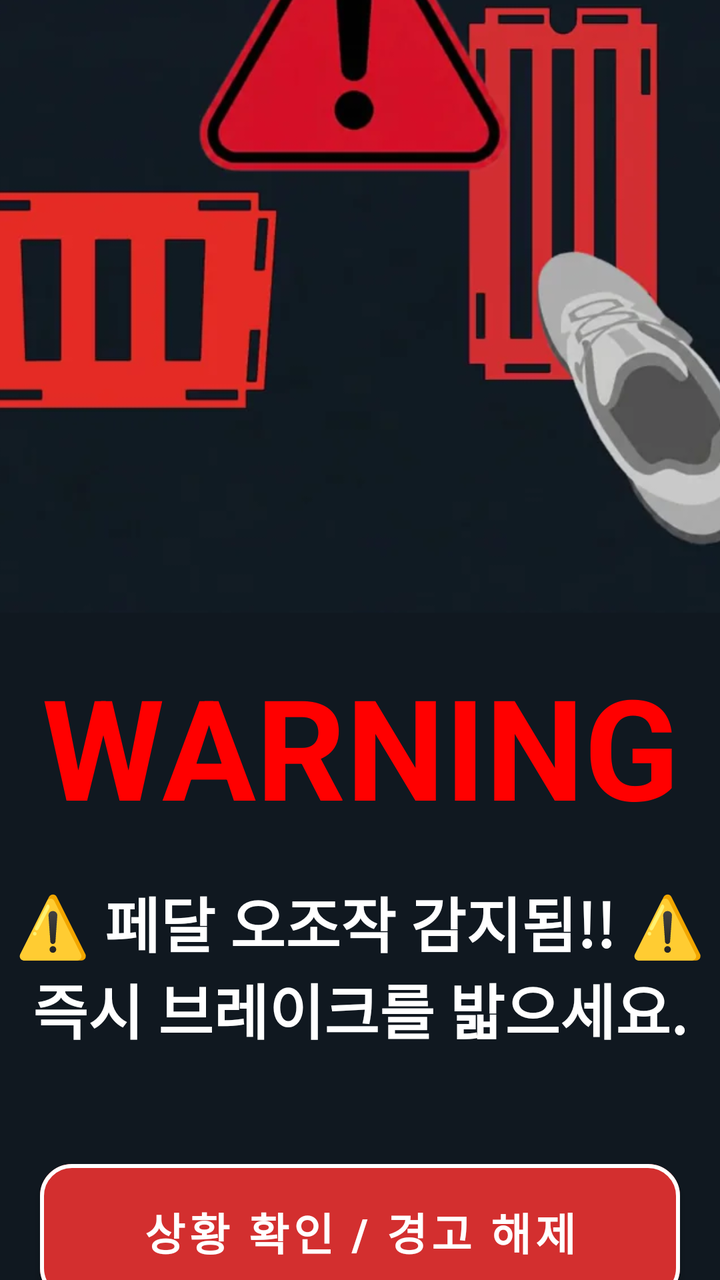
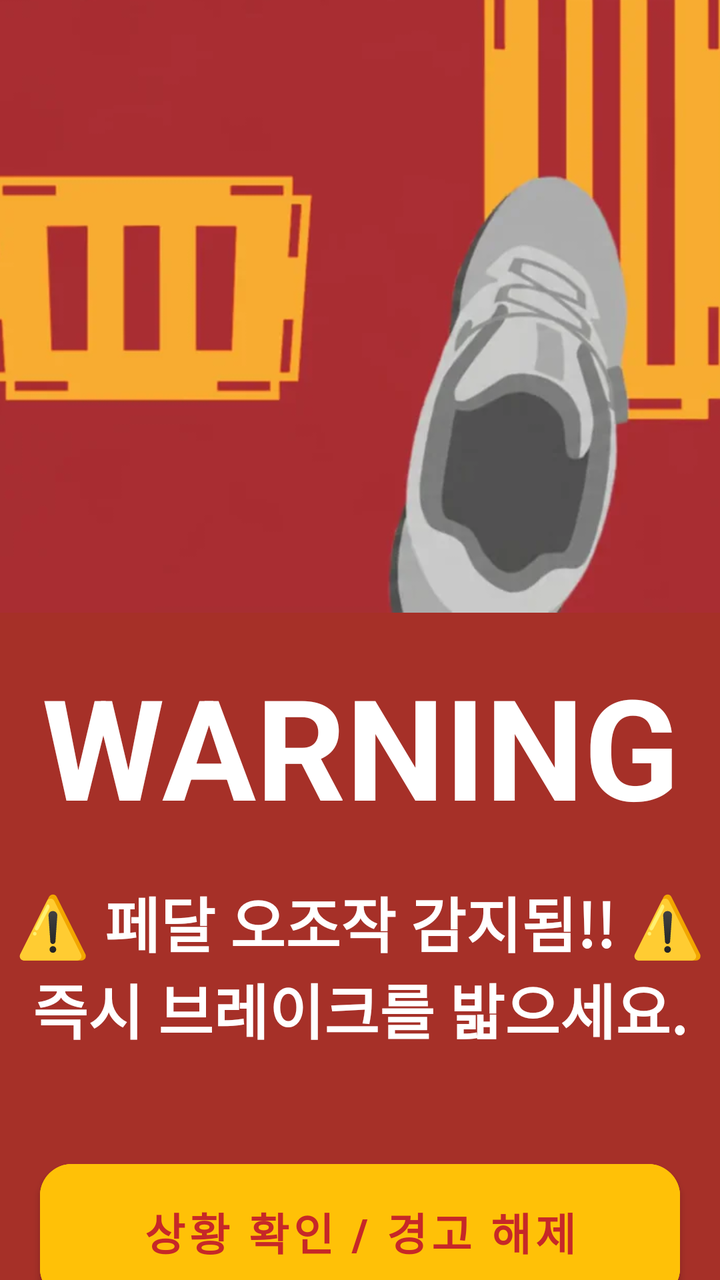

Screens rendered from an Android XML layout before and after an edit, with the pre-edit source and the edit as a unified diff.
<!-- AndroidManifest.xml: activity theme Theme.MaterialComponents.DayNight.NoActionBar -->
<!-- res/layout/activity_critical.xml -->
<?xml version="1.0" encoding="utf-8"?>
<androidx.constraintlayout.widget.ConstraintLayout
    xmlns:android="http://schemas.android.com/apk/res/android"
    xmlns:app="http://schemas.android.com/apk/res-auto"
    android:layout_width="match_parent"
    android:layout_height="match_parent"
    android:background="#1A0000"
    android:keepScreenOn="true">
  <View
      android:layout_width="match_parent"
      android:layout_height="match_parent"
      android:background="@color/bg_dark" />

  <ImageView
      android:id="@+id/ivCriticalIcon"
      android:layout_width="508dp"
      android:layout_height="372dp"
      android:src="@drawable/warning_red_blink"
      app:layout_constraintBottom_toTopOf="@+id/tvWarningTitle"
      app:layout_constraintEnd_toEndOf="parent"
      app:layout_constraintStart_toStartOf="parent"
      app:layout_constraintTop_toTopOf="parent"
      app:layout_constraintVertical_chainStyle="packed" app:layout_constraintHorizontal_bias="0.496"/>
  <TextView
      android:id="@+id/tvWarningTitle"
      android:layout_width="wrap_content"
      android:layout_height="wrap_content"
      android:layout_marginTop="20dp"
      android:gravity="center"
      android:text=" WARNING "
      android:textColor="#FF0000"
      android:textSize="70sp"
      android:textStyle="bold"
      app:layout_constraintBottom_toTopOf="@+id/tvWarningSub"
      app:layout_constraintEnd_toEndOf="parent"
      app:layout_constraintStart_toStartOf="parent"
      app:layout_constraintTop_toBottomOf="@id/ivCriticalIcon" />

  <TextView
      android:id="@+id/tvWarningSub"
      android:layout_width="wrap_content"
      android:layout_height="wrap_content"
      android:layout_marginTop="20dp"
      android:text="⚠️ 페달 오조작 감지됨!! ⚠️\n즉시 브레이크를 밟으세요."
      android:textColor="#FFFFFF"
      android:textSize="30sp"
      android:textStyle="bold"
      android:gravity="center"
      app:layout_constraintBottom_toTopOf="@+id/btnDismiss"
      app:layout_constraintEnd_toEndOf="parent"
      app:layout_constraintStart_toStartOf="parent"
      app:layout_constraintTop_toBottomOf="@id/tvWarningTitle" />

  <com.google.android.material.button.MaterialButton
      android:id="@+id/btnDismiss"
      android:layout_width="0dp"
      android:layout_height="80dp"
      android:layout_marginHorizontal="20dp"
      android:layout_marginTop="50dp"
      android:layout_marginBottom="50dp"
      android:backgroundTint="#D32F2F"
      android:text="상황 확인 / 경고 해제"
      android:textColor="#FFFFFF"
      android:textSize="22sp"
      android:textStyle="bold"
      app:cornerRadius="16dp"
      app:strokeColor="#FFFFFF"
      app:strokeWidth="2dp"
      app:layout_constraintBottom_toBottomOf="parent"
      app:layout_constraintEnd_toEndOf="parent"
      app:layout_constraintStart_toStartOf="parent"
      app:layout_constraintTop_toBottomOf="@id/tvWarningSub" />

</androidx.constraintlayout.widget.ConstraintLayout>
<!-- resources referenced by this layout -->
<resources>
  <color name="bg_dark">#101820</color>
  <!-- drawable warning_red_blink: webp bitmap (drawable, 1025536 bytes) -->
</resources>

<!-- the commit's change to res/layout/activity_critical.xml (unified diff, before → after) -->
@@ -4,12 +4,11 @@
     xmlns:app="http://schemas.android.com/apk/res-auto"
     android:layout_width="match_parent"
     android:layout_height="match_parent"
-    android:background="#1A0000"
+    android:background="@color/warning_red"
     android:keepScreenOn="true">
-  <View
-      android:layout_width="match_parent"
-      android:layout_height="match_parent"
-      android:background="@color/bg_dark" />
+
+  
+  
 
   <ImageView
       android:id="@+id/ivCriticalIcon"
@@ -20,7 +19,9 @@
       app:layout_constraintEnd_toEndOf="parent"
       app:layout_constraintStart_toStartOf="parent"
       app:layout_constraintTop_toTopOf="parent"
-      app:layout_constraintVertical_chainStyle="packed" app:layout_constraintHorizontal_bias="0.496"/>
+      app:layout_constraintVertical_chainStyle="packed"
+      app:layout_constraintHorizontal_bias="0.496"/>
+
   <TextView
       android:id="@+id/tvWarningTitle"
       android:layout_width="wrap_content"
@@ -28,7 +29,7 @@
       android:layout_marginTop="20dp"
       android:gravity="center"
       android:text=" WARNING "
-      android:textColor="#FF0000"
+      android:textColor="#FFFFFF"
       android:textSize="70sp"
       android:textStyle="bold"
       app:layout_constraintBottom_toTopOf="@+id/tvWarningSub"
@@ -58,14 +59,14 @@
       android:layout_marginHorizontal="20dp"
       android:layout_marginTop="50dp"
       android:layout_marginBottom="50dp"
-      android:backgroundTint="#D32F2F"
+      android:backgroundTint="@color/warning_button"
       android:text="상황 확인 / 경고 해제"
-      android:textColor="#FFFFFF"
+      android:textColor="#C62828"
       android:textSize="22sp"
       android:textStyle="bold"
       app:cornerRadius="16dp"
-      app:strokeColor="#FFFFFF"
-      app:strokeWidth="2dp"
+      app:strokeColor="@color/warning_button"
+      app:strokeWidth="3dp"
       app:layout_constraintBottom_toBottomOf="parent"
       app:layout_constraintEnd_toEndOf="parent"
       app:layout_constraintStart_toStartOf="parent"
<!-- resource entries referenced after the edit -->
@@ -1,6 +1,7 @@
 <!-- resources referenced by this layout -->
 <resources>
-  <color name="bg_dark">#101820</color>
-  <!-- drawable warning_red_blink: webp bitmap (drawable, 1025536 bytes) -->
+  <color name="warning_button">#FFC107</color>
+  <color name="warning_red">#A63028</color>
+  <!-- drawable warning_red_blink: webp bitmap (drawable, 715718 bytes) -->
 </resources>
 
